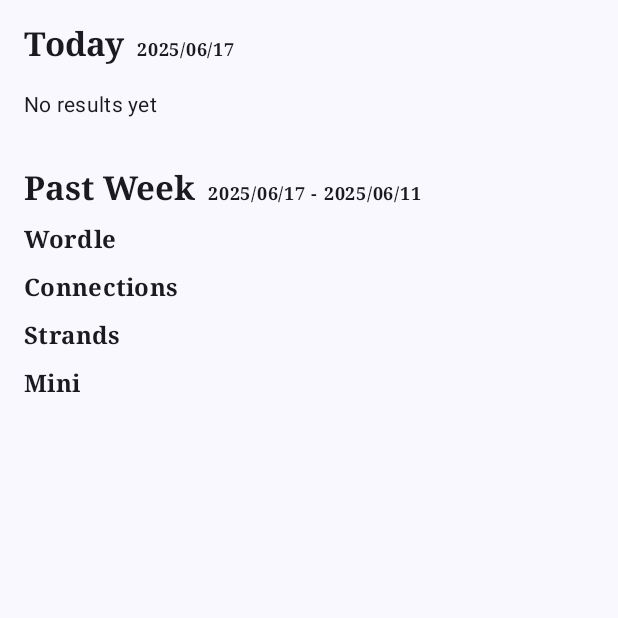
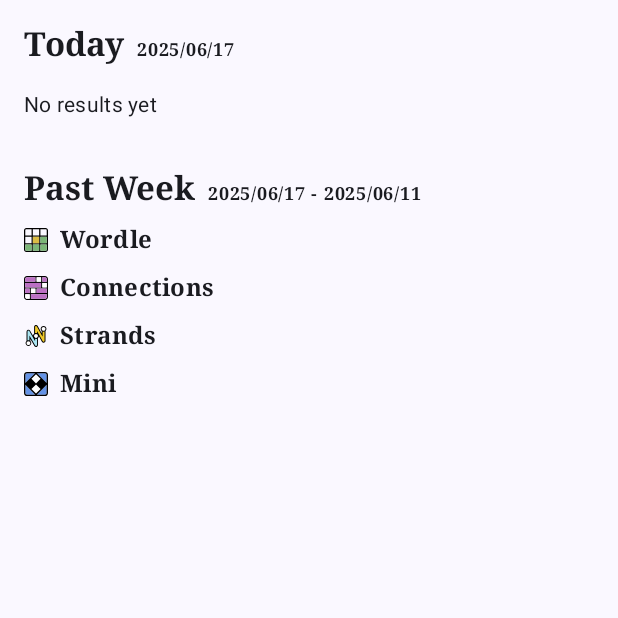
Before and after one commit to AwesomeSapir/DailyRank, an Android app built with Jetpack Compose: the screen it shows after launch (DashboardActivity), on a phone screen of 412 x 824 dp, the top half of it. Run offline under Robolectric (Android 15) with nearby library versions, the phone set to English and light mode, and no system bars; our stand-ins replace Dagger/Hilt's generated code, Firebase (no records; nobody signed in at launch, a user with empty details on screens opened directly), Timber; 1 statement that could not run was skipped.

Commit message:
Added game type icon to GameResultRow
Refactored section header in DashboardScreen into a common component.
Added game type icons to GameResultRow component.
Updated GameResultRow title to use game type string representation.

```diff
--- a/app/src/main/java/com/sapreme/dailyrank/ui/component/GameResultRow.kt
+++ b/app/src/main/java/com/sapreme/dailyrank/ui/component/GameResultRow.kt
@@ -1,36 +1,54 @@
 package com.sapreme.dailyrank.ui.component
 
+import androidx.compose.foundation.Image
 import androidx.compose.foundation.layout.Arrangement
 import androidx.compose.foundation.layout.Column
 import androidx.compose.foundation.layout.PaddingValues
+import androidx.compose.foundation.layout.Row
 import androidx.compose.foundation.layout.fillMaxWidth
 import androidx.compose.foundation.layout.padding
 import androidx.compose.foundation.lazy.LazyRow
 import androidx.compose.material3.MaterialTheme
 import androidx.compose.material3.Text
 import androidx.compose.runtime.Composable
+import androidx.compose.ui.Alignment
 import androidx.compose.ui.Modifier
+import androidx.compose.ui.res.painterResource
 import androidx.compose.ui.text.font.FontFamily
 import androidx.compose.ui.text.font.FontWeight
 import androidx.compose.ui.tooling.preview.Preview
 import com.sapreme.dailyrank.data.model.GameResult
 import com.sapreme.dailyrank.preview.GameResultProvider
 import com.sapreme.dailyrank.ui.theme.Spacing
+import com.sapreme.dailyrank.ui.theme.sizeM
+import com.sapreme.dailyrank.ui.util.iconRes
 
 @Composable
 fun GameResultRow(
-    title: String,
+    type: GameResult.Type,
     gameResults: List<GameResult>
 ) {
     Column {
-        Text(
-            text = title,
-            style = MaterialTheme.typography.titleMedium.copy(
-                fontFamily = FontFamily.Serif,
-                fontWeight = FontWeight.SemiBold
-            ),
+        Row(
+            verticalAlignment = Alignment.CenterVertically,
+            horizontalArrangement = Arrangement.spacedBy(Spacing.m),
             modifier = Modifier.padding(horizontal = Spacing.l)
-        )
+        ) {
+            Image(
+                painter = painterResource(id = type.iconRes()),
+                contentDescription = "${type.name} icon",
+                modifier = Modifier.sizeM()
+            )
+            Text(
+                text = type.toString(),
+                style = MaterialTheme.typography.titleMedium.copy(
+                    fontFamily = FontFamily.Serif,
+                    fontWeight = FontWeight.SemiBold
+                ),
+                modifier = Modifier
+            )
+        }
+
         LazyRow(
             modifier = Modifier
                 .fillMaxWidth(),
@@ -48,7 +66,7 @@ fun GameResultRow(
 @Composable
 fun Preview() {
     GameResultRow(
-        title = "Wordle",
+        type = GameResult.Type.WORDLE,
         gameResults = GameResultProvider().values.toList()
     )
 }
--- a/app/src/main/java/com/sapreme/dailyrank/ui/screen/DashboardScreen.kt
+++ b/app/src/main/java/com/sapreme/dailyrank/ui/screen/DashboardScreen.kt
@@ -47,12 +47,9 @@ fun DashboardScreen(modifier: Modifier = Modifier, viewModel: GameResultViewMode
                 .fillMaxWidth()
                 .padding(vertical = Spacing.l)
                 .verticalScroll(rememberScrollState()),
-            //contentPadding = PaddingValues(vertical = Spacing.l),
             verticalArrangement = Arrangement.spacedBy(Spacing.xl)
         ) {
-            //item {
             DailyGameResults(gameResults = todayResults)
-            //}
 
             WeeklyGameResults(today, weeklyResults)
         }
@@ -60,32 +57,41 @@ fun DashboardScreen(modifier: Modifier = Modifier, viewModel: GameResultViewMode
 }
 
 @Composable
-fun DailyGameResults(gameResults: List<GameResult>) {
-    Column {
+private fun SectionHeader(
+    title: String,
+    subtitle: String,
+    modifier: Modifier = Modifier
+) {
     Row(
-            modifier = Modifier
-                .padding(horizontal = Spacing.l),
+        modifier = modifier.padding(horizontal = Spacing.l),
         horizontalArrangement = Arrangement.spacedBy(Spacing.m)
     ) {
         Text(
-                text = "Today",
+            text = title,
             style = MaterialTheme.typography.titleLarge.copy(
                 fontFamily = FontFamily.Serif,
                 fontWeight = FontWeight.SemiBold
             ),
-                modifier = Modifier
-                    .alignByBaseline()
+            modifier = Modifier.alignByBaseline()
         )
         Text(
-                text = LocalDate.now().format(DateTimeFormatter.ofPattern("yyyy/MM/dd")),
+            text = subtitle,
             style = MaterialTheme.typography.labelMedium.copy(
                 fontFamily = FontFamily.Serif,
                 fontWeight = FontWeight.SemiBold
             ),
-                modifier = Modifier
-                    .alignByBaseline()
+            modifier = Modifier.alignByBaseline()
         )
     }
+}
+
+@Composable
+fun DailyGameResults(gameResults: List<GameResult>) {
+    Column {
+        SectionHeader(
+            title = "Today",
+            subtitle = LocalDate.now().format(DateTimeFormatter.ofPattern("yyyy/MM/dd"))
+        )
 
         if (gameResults.isEmpty()) {
             Text(
@@ -119,36 +125,18 @@ fun WeeklyGameResults(
     Column(
         verticalArrangement = Arrangement.spacedBy(Spacing.m)
     ) {
-        Row(
-            modifier = Modifier
-                .padding(horizontal = Spacing.l),
-            horizontalArrangement = Arrangement.spacedBy(Spacing.m)
-        ) {
-            Text(
-                text = "Past Week",
-                style = MaterialTheme.typography.titleLarge.copy(
-                    fontFamily = FontFamily.Serif,
-                    fontWeight = FontWeight.SemiBold
-                ),
-                modifier = Modifier
-                    .alignByBaseline()
+        SectionHeader(
+            title = "Past Week",
+            subtitle = "${today.format(DateTimeFormatter.ofPattern("yyyy/MM/dd"))} - ${
+                today.minusDays(
+                    6
+                ).format(DateTimeFormatter.ofPattern("yyyy/MM/dd"))
+            }"
         )
-            Text(
-                text = "${today.format(DateTimeFormatter.ofPattern("yyyy/MM/dd"))} - ${
-                    today.minusDays(6).format(DateTimeFormatter.ofPattern("yyyy/MM/dd"))
-                }",
-                style = MaterialTheme.typography.labelMedium.copy(
-                    fontFamily = FontFamily.Serif,
-                    fontWeight = FontWeight.SemiBold
-                ),
-                modifier = Modifier
-                    .alignByBaseline()
-            )
-        }
 
         GameResult.Type.entries.forEach { type ->
             GameResultRow(
-                title = type.toString(),
+                type = type,
                 gameResults = weeklyResults.getValue(type)
             )
         }
--- a/app/src/main/java/com/sapreme/dailyrank/ui/util/GameResultExtensions.kt
+++ b/app/src/main/java/com/sapreme/dailyrank/ui/util/GameResultExtensions.kt
@@ -1,5 +1,6 @@
 package com.sapreme.dailyrank.ui.util
 
+import com.sapreme.dailyrank.R
 import com.sapreme.dailyrank.data.model.GameResult
 import java.time.format.DateTimeFormatter
 
@@ -9,3 +10,10 @@ fun GameResult.puzzleLabel(): String = when (this) {
     is GameResult.StrandsResult     -> "#%,d".format(puzzleId)
     is GameResult.MiniResult -> puzzleDate.format(DateTimeFormatter.ofPattern("yyyy/MM/dd"))
 }
+
+fun GameResult.Type.iconRes(): Int = when (this) {
+    GameResult.Type.WORDLE -> R.drawable.ic_wordle
+    GameResult.Type.CONNECTIONS -> R.drawable.ic_connections
+    GameResult.Type.STRANDS -> R.drawable.ic_strands
+    GameResult.Type.MINI -> R.drawable.ic_mini
+}
--- /dev/null
+++ b/app/src/main/res/drawable/ic_connections.xml
@@ -0,0 +1,53 @@
+<vector xmlns:android="http://schemas.android.com/apk/res/android"
+    android:width="1024dp"
+    android:height="1024dp"
+    android:viewportWidth="1024"
+    android:viewportHeight="1024">
+    <group>
+        <clip-path android:pathData="M0,0h1024v1024h-1024z" />
+        <path
+            android:pathData="M895.5,0.7H128.5C58,0.7 0.7,58 0.7,128.5v767c0,70.6 57.3,127.8 127.8,127.8h766.9c70.6,0 127.8,-57.3 127.8,-127.8V128.5c0,-70.6 -57.3,-127.8 -127.8,-127.8ZM537.6,51.8h191.8v191.7h-191.8V51.8ZM51.8,128.5c0,-42.3 34.5,-76.7 76.7,-76.7h357.9v191.7H51.8v-115ZM51.8,294.7h677.5v191.7H51.8v-191.7ZM486.4,537.6v191.7h-191.8v-191.7h191.8ZM243.6,972.2h-115c-42.3,0 -76.7,-34.5 -76.7,-76.7v-115h191.8v191.7ZM243.6,729.3H51.8v-191.7h191.8v191.7ZM972.2,895.5c0,42.3 -34.5,76.7 -76.7,76.7H294.7v-191.7h677.5v115ZM972.2,729.3h-434.6v-191.7h434.6v191.7ZM972.2,486.4h-191.8v-191.7h191.8v191.7ZM972.2,243.6h-191.8V51.8h115c42.3,0 76.7,34.4 76.7,76.7v115Z"
+            android:strokeWidth="0"
+            android:fillColor="#000" />
+        <path
+            android:pathData="M243.6,780.4v191.7h-115c-42.3,0 -76.7,-34.4 -76.7,-76.7v-115h191.8Z"
+            android:strokeWidth="0"
+            android:fillColor="#fff" />
+        <path
+            android:pathData="M486.4,537.6h-191.8v191.7h191.8v-191.7Z"
+            android:strokeWidth="0"
+            android:fillColor="#fff" />
+        <path
+            android:pathData="M972.2,294.7h-191.8v191.7h191.8v-191.7Z"
+            android:strokeWidth="0"
+            android:fillColor="#fff" />
+        <path
+            android:pathData="M729.3,51.8h-191.8v191.7h191.8V51.8Z"
+            android:strokeWidth="0"
+            android:fillColor="#fff" />
+        <path
+            android:pathData="M972.2,128.5v115h-191.8V51.8h115c42.3,0 76.7,34.4 76.7,76.7Z"
+            android:strokeWidth="0"
+            android:fillColor="#bc70c4" />
+        <path
+            android:pathData="M243.6,537.6H51.8v191.7h191.8v-191.7Z"
+            android:strokeWidth="0"
+            android:fillColor="#bc70c4" />
+        <path
+            android:pathData="M972.2,780.4v115c0,42.3 -34.5,76.7 -76.7,76.7H294.7v-191.7h677.5Z"
+            android:strokeWidth="0"
+            android:fillColor="#bc70c4" />
+        <path
+            android:pathData="M972.2,537.6h-434.6v191.7h434.6v-191.7Z"
+            android:strokeWidth="0"
+            android:fillColor="#bc70c4" />
+        <path
+            android:pathData="M729.3,294.7H51.8v191.7h677.5v-191.7Z"
+            android:strokeWidth="0"
+            android:fillColor="#bc70c4" />
+        <path
+            android:pathData="M486.4,51.8v191.7H51.8v-115c0,-42.3 34.5,-76.7 76.7,-76.7h357.9Z"
+            android:strokeWidth="0"
+            android:fillColor="#bc70c4" />
+    </group>
+</vector>
--- /dev/null
+++ b/app/src/main/res/drawable/ic_mini.xml
@@ -0,0 +1,57 @@
+<vector xmlns:android="http://schemas.android.com/apk/res/android"
+    android:width="1024dp"
+    android:height="1024dp"
+    android:viewportWidth="1024"
+    android:viewportHeight="1024">
+    <group>
+        <clip-path android:pathData="M0,0h1024v1024h-1024z" />
+        <path
+            android:pathData="M897,57.1h-344.1l414.6,414.6V127.7c0.1,-9.3 -1.7,-18.5 -5.2,-27.1 -3.5,-8.6 -8.7,-16.4 -15.3,-23 -6.6,-6.6 -14.4,-11.8 -23,-15.3 -8.6,-3.5 -17.8,-5.3 -27.1,-5.2h0Z"
+            android:strokeWidth="0"
+            android:fillColor="#6493e6" />
+        <path
+            android:pathData="M966.9,897v-349.9l-419.8,419.8h349.9c9.3,0.2 18.5,-1.5 27.2,-4.8 12.7,-5.4 23.6,-14.5 31.2,-26.1 7.6,-11.6 11.6,-25.1 11.5,-39h0Z"
+            android:strokeWidth="0"
+            android:fillColor="#6493e6" />
+        <path
+            android:pathData="M57.1,126.9v345.3L472.3,57H127c-18.4,0.3 -36,7.7 -49.1,20.8 -13.1,13 -20.5,30.6 -20.8,49.1h0Z"
+            android:strokeWidth="0"
+            android:fillColor="#6493e6" />
+        <path
+            android:pathData="M57.1,897.1c0,18.5 7.4,36.3 20.5,49.4 13.1,13.1 30.9,20.5 49.4,20.5h350.5L57.1,546.6v350.5Z"
+            android:strokeWidth="0"
+            android:fillColor="#6493e6" />
+        <path
+            android:pathData="M512.2,98.2l-194.9,194.9 194.9,194.9 194.9,-194.9 -194.9,-194.9Z"
+            android:strokeWidth="0"
+            android:fillColor="#fff" />
+        <path
+            android:pathData="M512.2,530.9l-194.9,194.9 194.9,194.9 194.9,-194.9 -194.9,-194.9Z"
+            android:strokeWidth="0"
+            android:fillColor="#fff" />
+        <path
+            android:pathData="M897,0H127C93.3,0 61.1,13.4 37.3,37.1 13.4,60.9 0,93.2 0,126.8v770.4c0,33.6 13.4,65.8 37.2,89.6 23.8,23.8 56,37.1 89.6,37.2h770.4c33.6,-0.1 65.9,-13.5 89.6,-37.3 23.8,-23.8 37.1,-56 37.2,-89.7V127c-0,-33.7 -13.4,-65.9 -37.2,-89.7C963,13.4 930.7,0.1 897,0h0ZM512.2,98.1l194.9,194.9 -194.9,194.9 -194.9,-194.9 194.9,-194.9ZM57.1,127c0.3,-18.4 7.7,-36 20.8,-49.1 13,-13 30.6,-20.5 49.1,-20.8h345.3L57.1,472.3V127ZM477.4,966.9H127c-18.5,0 -36.3,-7.4 -49.4,-20.5 -13.1,-13.1 -20.5,-30.9 -20.5,-49.4v-350.5l420.3,420.3ZM511.8,920.8l-194.4,-194.8 194.8,-194.1 194.9,194.1 -194.9,194.8h-0.3ZM966.5,897c0.1,13.8 -3.8,27.3 -11.4,38.9 -7.5,11.6 -18.3,20.7 -31,26.1 -8.6,3.6 -17.9,5.4 -27.2,5.5h-349.9l419.8,-419.8 -0.3,349.3ZM966.5,471.7L552.3,57.1h344.1c18.5,0 36.3,7.4 49.4,20.5 13.1,13.1 20.5,30.9 20.5,49.4l0.3,344.8Z"
+            android:strokeWidth="0"
+            android:fillColor="#000" />
+        <path
+            android:pathData="M897,57.1c18.5,0 36.3,7.4 49.4,20.5 13.1,13.1 20.5,30.9 20.5,49.4v344.1V127c0,-18.5 -7.4,-36.3 -20.5,-49.4 -13.1,-13.1 -30.9,-20.5 -49.4,-20.5h0Z"
+            android:strokeWidth="0"
+            android:fillColor="#000" />
+        <path
+            android:pathData="M966.9,897c0.1,13.8 -3.9,27.4 -11.5,39 -7.6,11.6 -18.4,20.6 -31.2,26.1 12.6,-5.4 23.4,-14.3 31,-25.8 7.6,-11.4 11.6,-24.8 11.7,-38.6v-350.6,349.9Z"
+            android:strokeWidth="0"
+            android:fillColor="#000" />
+        <path
+            android:pathData="M472.3,57L57.1,472.2 472.3,57H127c-11,0.1 -21.8,2.8 -31.5,7.9 9.7,-5.1 20.5,-7.8 31.5,-7.9h345.3Z"
+            android:strokeWidth="0"
+            android:fillColor="#000" />
+        <path
+            android:pathData="M57.1,546.6l420.3,420.3L57.1,546.6Z"
+            android:strokeWidth="0"
+            android:fillColor="#000" />
+        <path
+            android:pathData="M512.3,487.9l194.9,-194.9 -194.9,-194.9 194.8,194.9 -194.8,194.9Z"
+            android:strokeWidth="0"
+            android:fillColor="#000" />
+    </group>
+</vector>
--- /dev/null
+++ b/app/src/main/res/drawable/ic_strands.xml
@@ -0,0 +1,24 @@
+<vector xmlns:android="http://schemas.android.com/apk/res/android"
+    android:width="100dp"
+    android:height="100dp"
+    android:viewportWidth="100"
+    android:viewportHeight="100">
+    <path
+        android:fillColor="#FF000000"
+        android:pathData="M93.5,20.1c0,2.7 -0.9,5.2 -2.5,7.3l-0.1,0.2c-0.4,0.5 -0.8,1 -1.3,1.4v41.3c0,3.7 -2.5,6.9 -6,7.7 -3.5,0.9 -7.3,-0.7 -9,-3.9L62.2,51.3c-0.3,2.2 -1.1,4.3 -2.5,6.1l-0.1,0.2c-0.4,0.5 -0.9,1 -1.5,1.5v28.5c0,3.5 -2.2,6.7 -5.6,7.8 -0.8,0.3 -1.6,0.4 -2.4,0.4 -2.8,0 -5.5,-1.5 -7,-4.1L26.5,62.1v8.6c2.4,2.2 4,5.4 4,8.9 0,6.6 -5.4,12 -12,12s-12,-5.4 -12,-12c0,-3.6 1.6,-6.8 4,-9V31.9c0,-3 1.5,-5.9 4.2,-7.3 4,-2.1 8.7,-0.6 10.8,3.1l12.2,21.6c0.1,-2.7 1.1,-5.4 2.9,-7.5l0.2,-0.2c0.4,-0.5 0.9,-0.9 1.4,-1.4v-28c0,-3.7 2.5,-6.9 6,-7.7 3.5,-0.9 7.3,0.7 9,3.9l16.4,30.2V29c-0.6,-0.6 -1.2,-1.2 -1.7,-1.9l-0.2,-0.1c-1.4,-2 -2.2,-4.4 -2.2,-6.9 0,-6.6 5.4,-12 12,-12 6.7,0 12,5.4 12,12z" />
+    <path
+        android:pathData="M85.6,31.3v38.6c0,1.5 -0.7,2.9 -2,3.7 -2,1.2 -4.5,0.4 -5.5,-1.5L55.4,30.8c-0.3,-0.6 -1.2,-0.4 -1.2,0.3v7c-2.6,-0.9 -5.4,-1 -8,-0.1V12c0,-1.8 1.2,-3.4 3,-3.9 1.8,-0.4 3.6,0.4 4.5,2l22.6,41.2c0.3,0.6 1.3,0.4 1.3,-0.3V31.3c1.3,0.5 2.6,0.7 3.9,0.7 1.4,0 2.8,-0.3 4.1,-0.7z"
+        android:fillColor="#efc929" />
+    <path
+        android:pathData="M54.2,61.4v26.3c0,1.8 -1.2,3.4 -3,3.9 -0.3,0.1 -0.7,0.1 -1,0.1 -1.4,0 -2.8,-0.8 -3.5,-2l-22.9,-40c-0.3,-0.6 -1.2,-0.4 -1.2,0.3v18.3c-1.3,-0.5 -2.6,-0.7 -4,-0.7s-2.7,0.2 -4,0.7V31.6c0,-1.8 1.2,-3.4 3,-3.9s3.6,0.3 4.5,1.9l22.9,40c0.3,0.6 1.3,0.3 1.3,-0.3v-7.8c1.2,0.4 2.5,0.6 3.8,0.6 1.3,0 2.7,-0.2 4.1,-0.7z"
+        android:fillColor="#aae5f2" />
+    <path
+        android:pathData="M50,49.9m-8,0a8,8 0,1 1,16 0a8,8 0,1 1,-16 0"
+        android:fillColor="#fff" />
+    <path
+        android:pathData="M81.5,20.1m-8,0a8,8 0,1 1,16 0a8,8 0,1 1,-16 0"
+        android:fillColor="#fff" />
+    <path
+        android:pathData="M18.5,79.7m-8,0a8,8 0,1 1,16 0a8,8 0,1 1,-16 0"
+        android:fillColor="#fff" />
+</vector>
--- /dev/null
+++ b/app/src/main/res/drawable/ic_wordle.xml
@@ -0,0 +1,24 @@
+<vector xmlns:android="http://schemas.android.com/apk/res/android"
+    android:width="192dp"
+    android:height="192dp"
+    android:viewportWidth="192"
+    android:viewportHeight="192">
+    <path
+        android:fillColor="#FF000000"
+        android:pathData="M172.94,0L19.06,0A19.08,19.08 0,0 0,0 19.06L0,172.94A19.08,19.08 0,0 0,19.06 192L172.94,192A19.08,19.08 0,0 0,192 172.94L192,19.06A19.08,19.08 0,0 0,172.94 0ZM181.89,19.06L181.89,60.63L131.37,60.63L131.37,10.11h41.57A9,9 0,0 1,181.89 19.06ZM70.74,121.26L70.74,70.74h50.52v50.52ZM121.26,131.37v50.52L70.74,181.89L70.74,131.37ZM60.63,121.26L10.11,121.26L10.11,70.74L60.63,70.74ZM70.74,60.63L70.74,10.11h50.52L121.26,60.63ZM131.37,70.74h50.52v50.52L131.37,121.26ZM19.06,10.11L60.63,10.11L60.63,60.63L10.11,60.63L10.11,19.06A9,9 0,0 1,19.06 10.11ZM10.11,172.94L10.11,131.37L60.63,131.37v50.52L19.06,181.89A9,9 0,0 1,10.11 172.94ZM172.94,181.89L131.37,181.89L131.37,131.37h50.52v41.57A9,9 0,0 1,172.94 181.89Z" />
+    <path
+        android:pathData="M70.74,70.74h50.52v50.52h-50.52z"
+        android:fillColor="#dabc45" />
+    <path
+        android:pathData="M131.37,70.74h50.52v50.52h-50.52z"
+        android:fillColor="#7bb677" />
+    <path
+        android:pathData="M70.74,131.37h50.52v50.52h-50.52z"
+        android:fillColor="#7bb677" />
+    <path
+        android:pathData="M10.11,172.94V131.37H60.63v50.52H19.06A9,9 0,0 1,10.11 172.94Z"
+        android:fillColor="#7bb677" />
+    <path
+        android:pathData="M172.94,181.89H131.37V131.37h50.52v41.57A9,9 0,0 1,172.94 181.89Z"
+        android:fillColor="#7bb677" />
+</vector>
```
Lines whose indentation alone changed are shown as unchanged.
